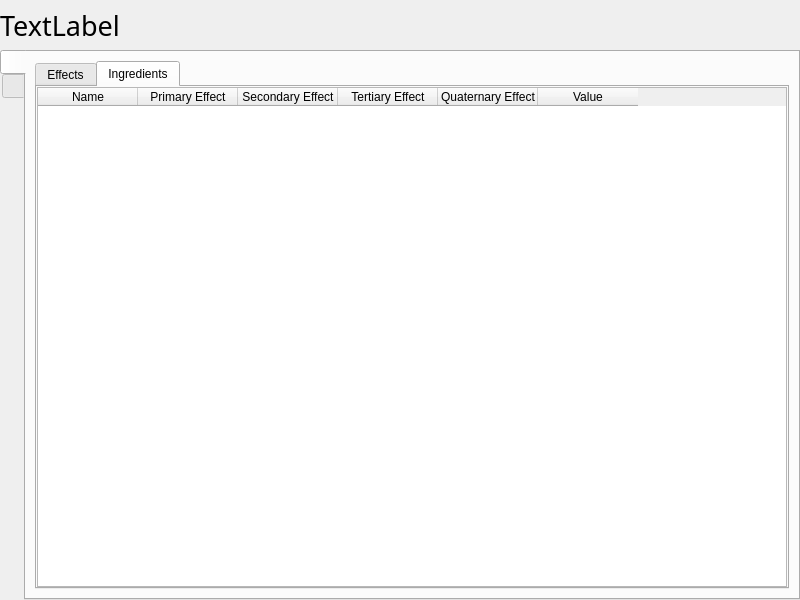
Qt form SkyrimAlchemyTome/GUI.ui (BadJuJa/Python) before a commit.
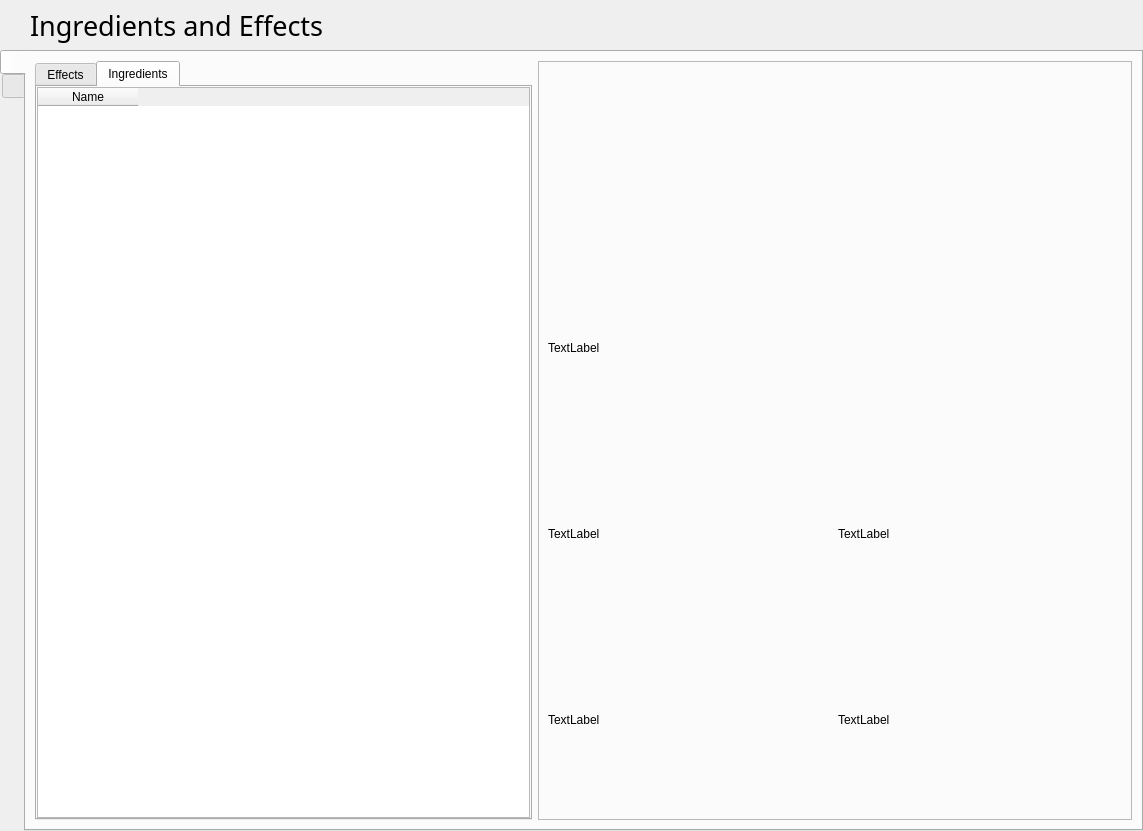
The same form after that commit. The open tabs and pages were chosen to show the change.

The edit to the form file:
```diff
--- a/SkyrimAlchemyTome/GUI.ui
+++ b/SkyrimAlchemyTome/GUI.ui
@@ -6,8 +6,8 @@
    <rect>
     <x>0</x>
     <y>0</y>
-    <width>800</width>
-    <height>600</height>
+    <width>1143</width>
+    <height>831</height>
    </rect>
   </property>
   <property name="windowTitle">
@@ -30,8 +30,52 @@
     <property name="spacing">
      <number>0</number>
     </property>
-    <item row="1" column="0">
-     <widget class="QTabWidget" name="tabWidget">
+    <item row="0" column="1">
+     <widget class="QLabel" name="currentSpaceLabel">
+      <property name="minimumSize">
+       <size>
+        <width>0</width>
+        <height>50</height>
+       </size>
+      </property>
+      <property name="font">
+       <font>
+        <family>Bahnschrift SemiLight</family>
+        <pointsize>20</pointsize>
+       </font>
+      </property>
+      <property name="text">
+       <string>Ingredients and Effects</string>
+      </property>
+      <property name="textFormat">
+       <enum>Qt::AutoText</enum>
+      </property>
+      <property name="scaledContents">
+       <bool>true</bool>
+      </property>
+      <property name="margin">
+       <number>10</number>
+      </property>
+     </widget>
+    </item>
+    <item row="0" column="0">
+     <spacer name="horizontalSpacer">
+      <property name="orientation">
+       <enum>Qt::Horizontal</enum>
+      </property>
+      <property name="sizeType">
+       <enum>QSizePolicy::Fixed</enum>
+      </property>
+      <property name="sizeHint" stdset="0">
+       <size>
+        <width>30</width>
+        <height>20</height>
+       </size>
+      </property>
+     </spacer>
+    </item>
+    <item row="1" column="0" colspan="3">
+     <widget class="QTabWidget" name="mainTabWidget">
       <property name="minimumSize">
        <size>
         <width>64</width>
@@ -53,13 +97,19 @@
         <height>32</height>
        </size>
       </property>
-      <widget class="QWidget" name="tab_IngEff" native="true">
+      <widget class="QWidget" name="tab_IngEff">
        <attribute name="title">
         <string/>
        </attribute>
        <layout class="QGridLayout" name="gridLayout_2">
-        <item row="0" column="0">
-         <widget class="QTabWidget" name="tabWidget_2">
+        <item row="0" column="0" rowspan="4">
+         <widget class="QTabWidget" name="tableWidget_EffAndIngred">
+          <property name="maximumSize">
+           <size>
+            <width>497</width>
+            <height>16777215</height>
+           </size>
+          </property>
           <property name="currentIndex">
            <number>0</number>
           </property>
@@ -172,71 +222,81 @@
                 <string>Name</string>
                </property>
               </column>
-              <column>
-               <property name="text">
-                <string>Primary Effect</string>
-               </property>
-              </column>
-              <column>
-               <property name="text">
-                <string>Secondary Effect</string>
-               </property>
-              </column>
-              <column>
-               <property name="text">
-                <string>Tertiary Effect</string>
-               </property>
-              </column>
-              <column>
-               <property name="text">
-                <string>Quaternary Effect</string>
-               </property>
-              </column>
-              <column>
-               <property name="text">
-                <string>Value</string>
-               </property>
-              </column>
              </widget>
             </item>
            </layout>
           </widget>
          </widget>
         </item>
+        <item row="0" column="1" rowspan="4">
+         <widget class="QFrame" name="frame">
+          <property name="frameShape">
+           <enum>QFrame::StyledPanel</enum>
+          </property>
+          <property name="frameShadow">
+           <enum>QFrame::Raised</enum>
+          </property>
+          <layout class="QGridLayout" name="gridLayout_5">
+           <item row="0" column="0" colspan="2">
+            <widget class="QLabel" name="lable_IngredientPicture">
+             <property name="text">
+              <string/>
+             </property>
+             <property name="scaledContents">
+              <bool>true</bool>
+             </property>
+             <property name="alignment">
+              <set>Qt::AlignCenter</set>
+             </property>
+            </widget>
+           </item>
+           <item row="2" column="0">
+            <widget class="QLabel" name="label">
+             <property name="text">
+              <string>TextLabel</string>
+             </property>
+            </widget>
+           </item>
+           <item row="2" column="1">
+            <widget class="QLabel" name="label_2">
+             <property name="text">
+              <string>TextLabel</string>
+             </property>
+            </widget>
+           </item>
+           <item row="3" column="1">
+            <widget class="QLabel" name="label_3">
+             <property name="text">
+              <string>TextLabel</string>
+             </property>
+            </widget>
+           </item>
+           <item row="3" column="0">
+            <widget class="QLabel" name="label_4">
+             <property name="text">
+              <string>TextLabel</string>
+             </property>
+            </widget>
+           </item>
+           <item row="1" column="0" colspan="2">
+            <widget class="QLabel" name="label_IngredientName">
+             <property name="text">
+              <string>TextLabel</string>
+             </property>
+            </widget>
+           </item>
+          </layout>
+         </widget>
+        </item>
        </layout>
       </widget>
-      <widget class="QWidget" name="tab_AlchemyTable" native="true">
+      <widget class="QWidget" name="tab_AlchemyTable">
        <attribute name="title">
         <string/>
        </attribute>
       </widget>
      </widget>
     </item>
-    <item row="0" column="0">
-     <widget class="QLabel" name="currentSpaceLabel">
-      <property name="minimumSize">
-       <size>
-        <width>0</width>
-        <height>50</height>
-       </size>
-      </property>
-      <property name="font">
-       <font>
-        <family>Bahnschrift SemiLight</family>
-        <pointsize>20</pointsize>
-       </font>
-      </property>
-      <property name="text">
-       <string>TextLabel</string>
-      </property>
-      <property name="textFormat">
-       <enum>Qt::AutoText</enum>
-      </property>
-      <property name="scaledContents">
-       <bool>true</bool>
-      </property>
-     </widget>
-    </item>
    </layout>
   </widget>
  </widget>
```
Left out of the diff: 8 changed lines with no effect on the pictures.
